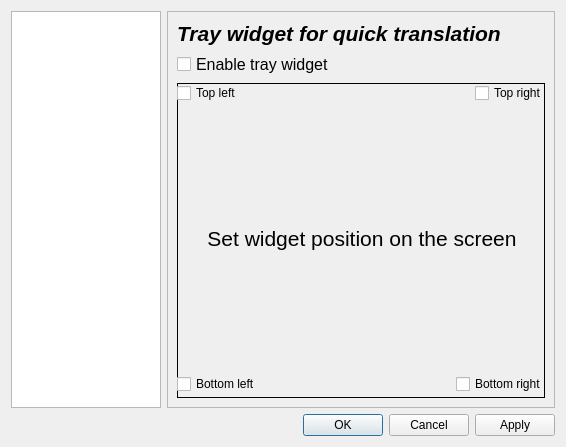
The window that src/GUI/settingsdialog.ui (denix56/Apertium-GP) describes before a commit, drawn with Qt 5.
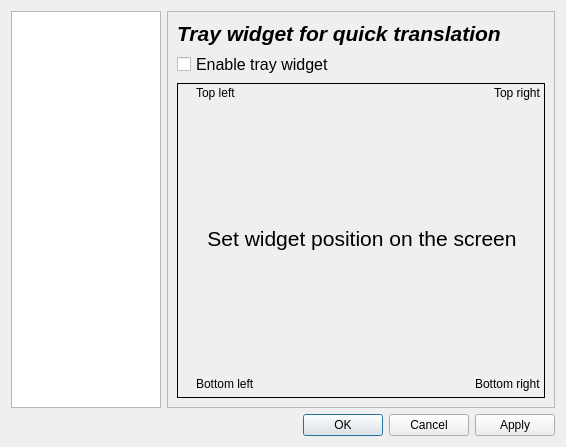
The same window after the commit.

```diff
--- a/src/GUI/settingsdialog.ui
+++ b/src/GUI/settingsdialog.ui
@@ -160,6 +160,9 @@
            <property name="styleSheet">
             <string notr="true">#screenWidget{
 border: 1px solid dark-grey;
+}
+QCheckBox{
+background: transparent;
 }</string>
            </property>
            <widget class="QWidget" name="gridLayoutWidget">
@@ -191,6 +194,12 @@
              </item>
              <item row="2" column="1" alignment="Qt::AlignRight|Qt::AlignBottom">
               <widget class="QCheckBox" name="BottomRight">
+               <property name="focusPolicy">
+                <enum>Qt::NoFocus</enum>
+               </property>
+               <property name="autoFillBackground">
+                <bool>false</bool>
+               </property>
                <property name="text">
                 <string>Bottom right</string>
                </property>
```
Left out of the diff: 12 changed lines with no effect on the pictures.
